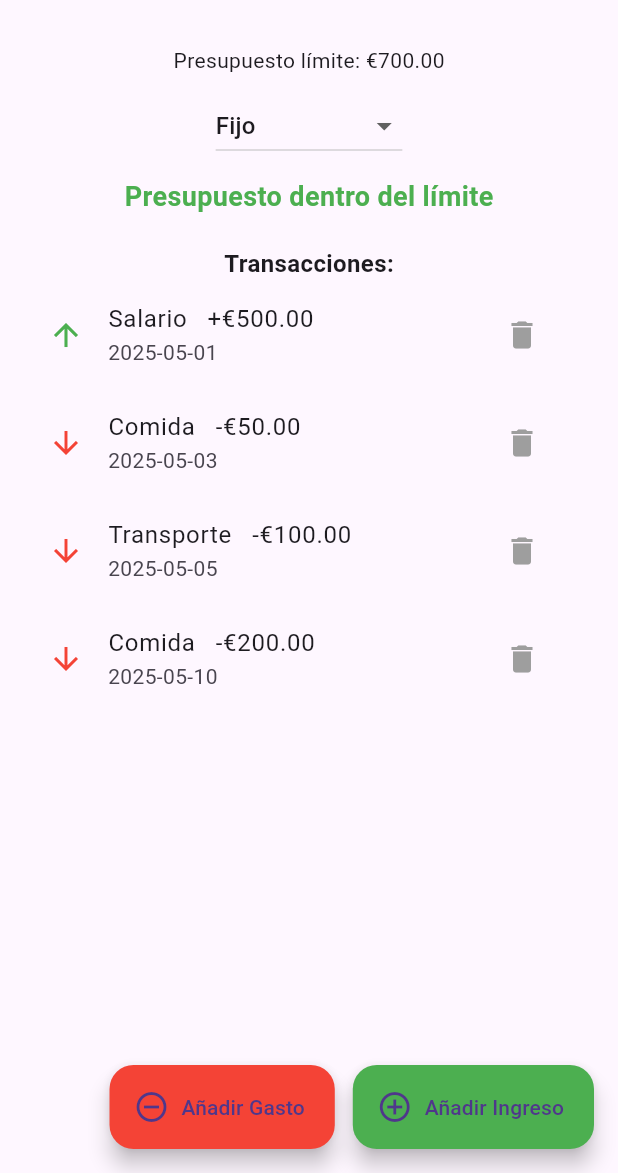
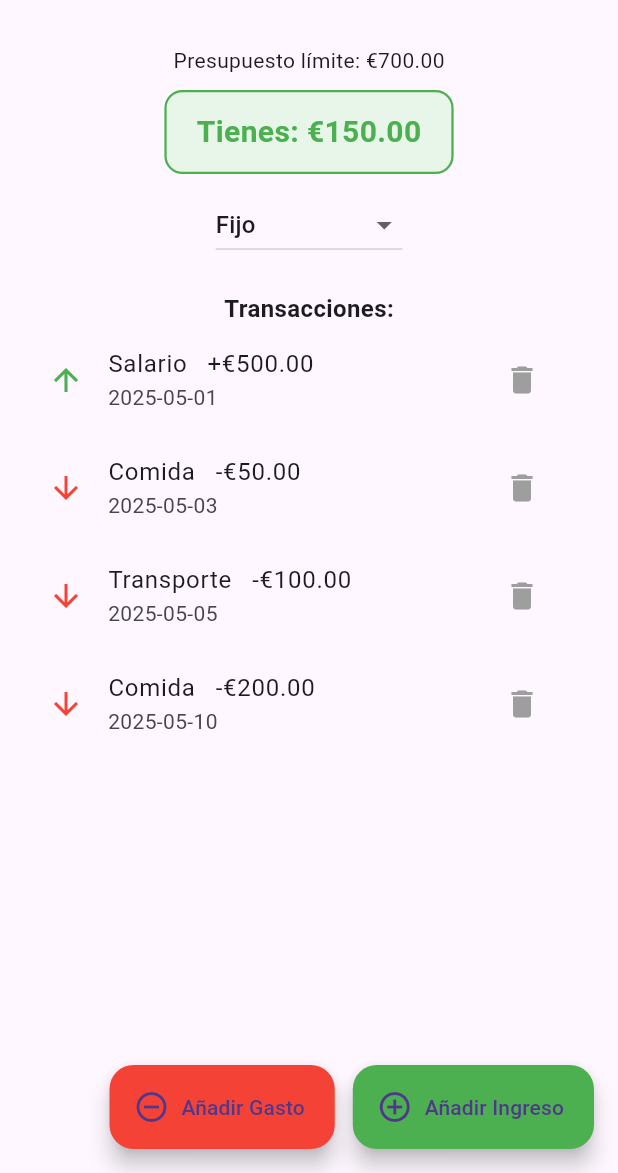
Before and after one commit to Carlosmapego8/DesarrolloSoftware2025, a Flutter app: the screen it shows after launch, on a phone screen of 412 x 824 dp, the part 63-1236 px from its top. Run offline on Flutter 3.47's test engine with Material 3 defaults, Android fonts, the phone set to English and light mode, and no system bars; our stand-ins replace fl_chart.

Commit message:
Creado bloque que te dice tu balance actual y cambia de color

```diff
--- a/Practica4/SpendWise/lib/main.dart
+++ b/Practica4/SpendWise/lib/main.dart
@@ -222,6 +222,10 @@ class _BudgetHomePageState extends State<BudgetHomePage> {
 
   @override
   Widget build(BuildContext context) {
+    final total = transactions.fold(0.0, (sum, tx) {
+      return tx.type == TransactionType.income ? sum + tx.amount : sum - tx.amount;
+    });
+
     return Scaffold(
       appBar: AppBar(
         title: const Text('Gestión Finanzas Personales'),
@@ -239,6 +243,27 @@ class _BudgetHomePageState extends State<BudgetHomePage> {
           children: [
             Text('Presupuesto límite: $currency${budgetLimit.toStringAsFixed(2)}'),
             const SizedBox(height: 10),
+            // 💰 Saldo actual
+            Container(
+              padding: const EdgeInsets.symmetric(vertical: 12, horizontal: 20),
+              decoration: BoxDecoration(
+                color: total >= 0 ? Colors.green.shade50 : Colors.red.shade50,
+                borderRadius: BorderRadius.circular(12),
+                border: Border.all(
+                  color: total >= 0 ? Colors.green : Colors.red,
+                  width: 1.5,
+                ),
+              ),
+              child: Text(
+                'Tienes: $currency${total.toStringAsFixed(2)}',
+                style: TextStyle(
+                  fontSize: 20,
+                  fontWeight: FontWeight.bold,
+                  color: total >= 0 ? Colors.green : Colors.red,
+                ),
+              ),
+            ),
+            const SizedBox(height: 10),
             DropdownButton<String>(
               value: currentStrategyName,
               onChanged: (value) {
@@ -251,15 +276,6 @@ class _BudgetHomePageState extends State<BudgetHomePage> {
                 DropdownMenuItem(value: 'Por Categoría', child: Text('Por Categoría')),
                 DropdownMenuItem(value: 'Promedio', child: Text('Promedio')),
               ],
-            ),
-            const SizedBox(height: 10),
-            Text(
-              budgetExceeded ? '¡Presupuesto Excedido!' : 'Presupuesto dentro del límite',
-              style: TextStyle(
-                fontWeight: FontWeight.bold,
-                color: budgetExceeded ? Colors.red : Colors.green,
-                fontSize: 18,
-              ),
             ),
             const SizedBox(height: 20),
             const Text('Transacciones:', style: TextStyle(fontSize: 16, fontWeight: FontWeight.bold)),
```
